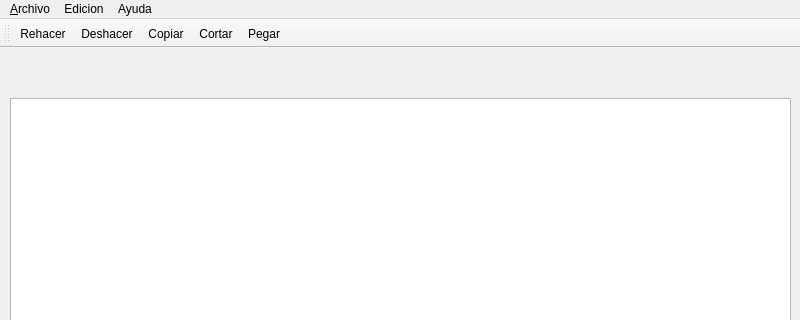
This is ParaCompilador/Principal/Occam/mainwindow.ui in harvintoledo/hamat as Qt 5 draws it before an edit; both pictures show x 0 to 800 and y 0 to 320 of the 800 by 600 pixel window. The edited form follows.
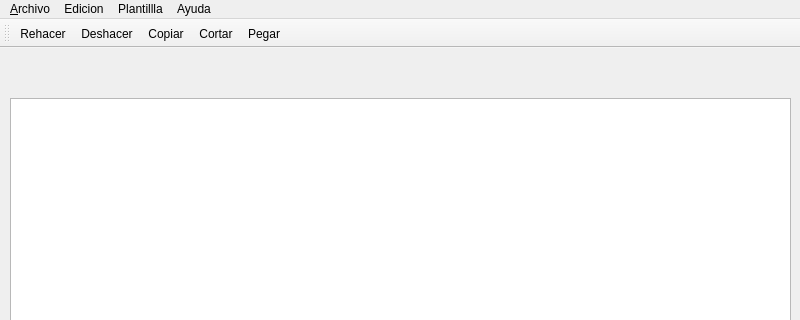
This is the edited form. Icons and pictures are not drawn.

Commit message: Se ha agregado comando para exportar archivo desde la barra de menu. Ahora el area del cliente muestra tambien el archivo con extension occam que sirve para genear las plantillas en C# o Netbeas. Se han agregado mensajes para que se muestre si archivo no tienen plantilla Occam abierta o si aun no ha sido compilado, esto es util para no dejar pasar archivo sin errores.

Diff of the .ui file:
```diff
--- a/ParaCompilador/Principal/Occam/mainwindow.ui
+++ b/ParaCompilador/Principal/Occam/mainwindow.ui
@@ -86,8 +86,15 @@
     <addaction name="action_Sobre_aplicacion"/>
     <addaction name="action_Guia_de_Usuario"/>
    </widget>
+   <widget class="QMenu" name="menuPlantillla">
+    <property name="title">
+     <string>Plantillla</string>
+    </property>
+    <addaction name="action_Generar_Plantilla"/>
+   </widget>
    <addaction name="menu_Nuevo"/>
    <addaction name="menuEdicion"/>
+   <addaction name="menuPlantillla"/>
    <addaction name="menuAyuda"/>
   </widget>
   <widget class="QToolBar" name="mainToolBar">
```
Left out of the diff: 5 changed lines with no effect on the pictures. The commit also changes 5 other files.
